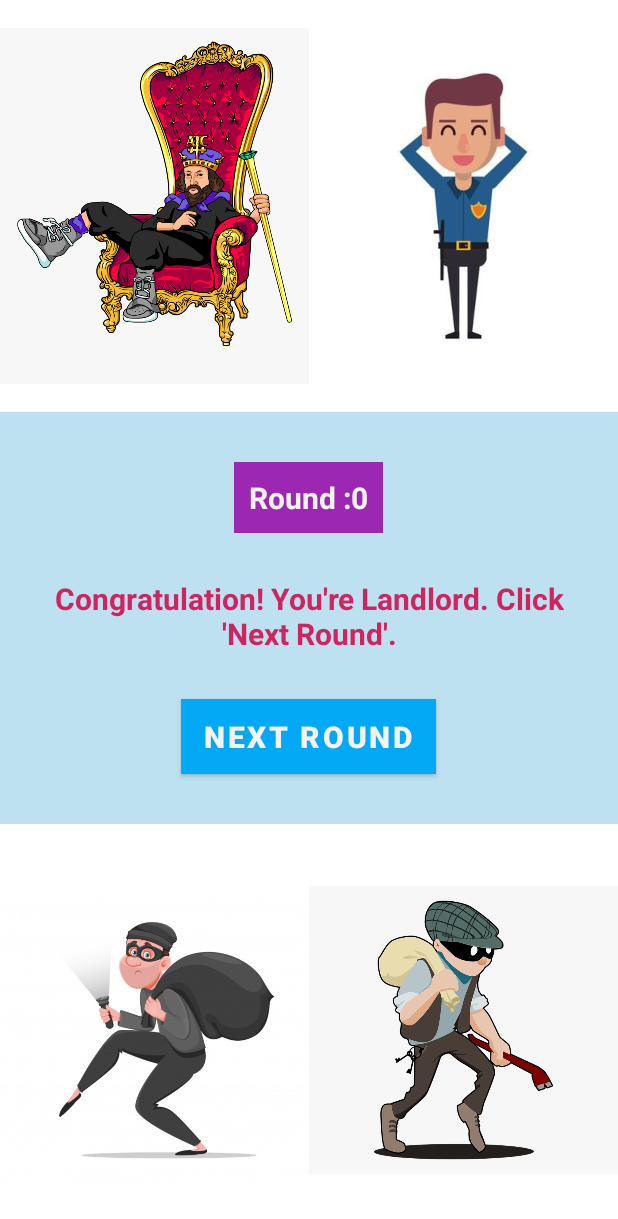
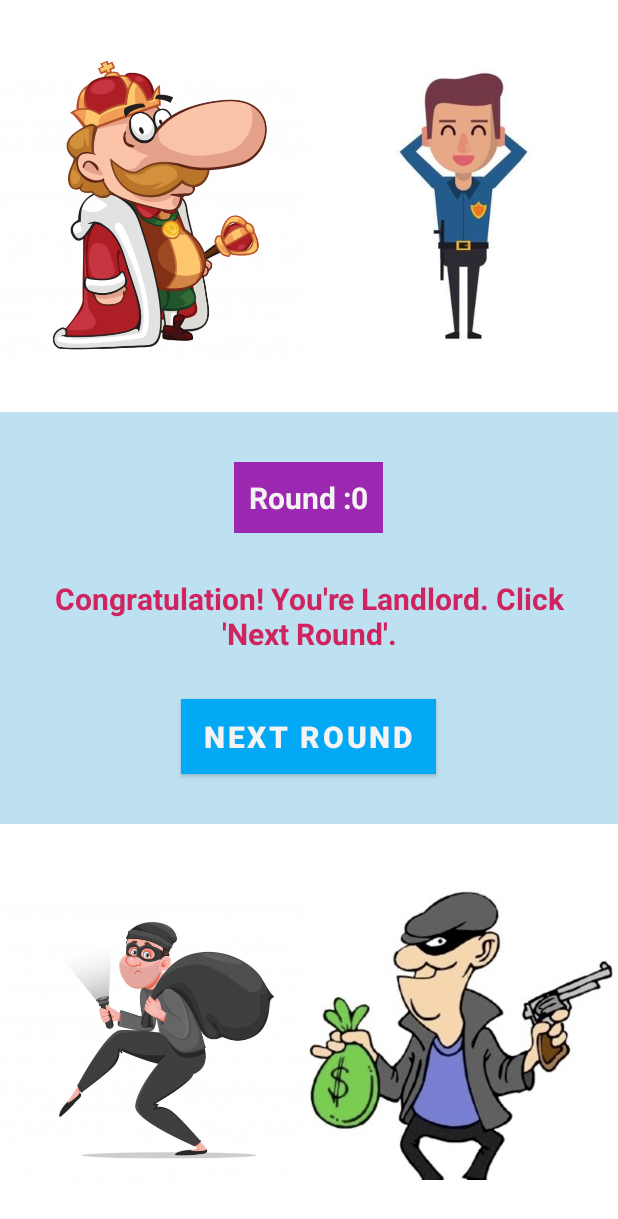
Before and after one commit to Faizun-Faria/Thief-Robber-Landlord-Police, an Android app: the GameActivity screen opened directly, with no data from a screen before it, on a phone screen of 412 x 824 dp. Shown: the top 1219 px of the screen. Run offline under Robolectric (Android 15) with nearby library versions, the light colour scheme and no system bars; our stand-ins replace Firebase (no records; nobody signed in at launch, a user with empty details on screens opened directly); 1 statement that could not run was skipped.

Commit message:
fixed some bugs and updated the images

```diff
--- a/app/src/main/java/com/faizun/thiefrobberlandlordpolice/FinalResultActivity.java
+++ b/app/src/main/java/com/faizun/thiefrobberlandlordpolice/FinalResultActivity.java
@@ -164,7 +164,6 @@ public class FinalResultActivity extends AppCompatActivity {
                         fourth_score.setText(board.getSum4()+"");
                     }
                 } catch (Exception e) {
-                    System.out.println("\n\n\n" + e.getMessage() + "\n\n\n\n");
                     Toast.makeText(FinalResultActivity.this, e.getMessage(), Toast.LENGTH_SHORT).show();
                 }
             }
--- a/app/src/main/java/com/faizun/thiefrobberlandlordpolice/GameActivity.java
+++ b/app/src/main/java/com/faizun/thiefrobberlandlordpolice/GameActivity.java
@@ -8,6 +8,7 @@ import android.os.Handler;
 import android.view.View;
 import android.widget.Button;
 import android.widget.ImageView;
+import android.widget.LinearLayout;
 import android.widget.TextView;
 import android.widget.Toast;
 
@@ -29,6 +30,7 @@ public class GameActivity extends AppCompatActivity {
     protected ImageView P3;
     protected ImageView P4;
     protected Button  next;
+    protected LinearLayout roundInfoLayout;
     protected TextView roundNo;
     protected TextView textView;
     protected Integer [] new_score = {-1,-1,-1,-1};
@@ -48,6 +50,7 @@ public class GameActivity extends AppCompatActivity {
         P2 = (ImageView) findViewById(R.id.player2);
         P3 = (ImageView) findViewById(R.id.player3);
         P4 = (ImageView) findViewById(R.id.player4);
+        roundInfoLayout = findViewById(R.id.round_info_layout);
         roundNo =  (TextView) findViewById(R.id.round_no);
         textView = (TextView) findViewById(R.id.textView);
         next = (Button) findViewById(R.id.next);
@@ -134,7 +137,7 @@ public class GameActivity extends AppCompatActivity {
                     Toast.makeText(GameActivity.this, getString(R.string.success_caught_thief_msg), Toast.LENGTH_SHORT).show();
                 }else{
                     new_score[0] = 0;
-                    Toast.makeText(GameActivity.this, getString(R.string.fail_caugth_thief_msg), Toast.LENGTH_SHORT).show();
+                    Toast.makeText(GameActivity.this, getString(R.string.fail_caught_robber_msg), Toast.LENGTH_SHORT).show();
                 }
             }
         });
@@ -155,7 +158,7 @@ public class GameActivity extends AppCompatActivity {
                     Toast.makeText(GameActivity.this, getString(R.string.success_caugth_robber_msg), Toast.LENGTH_SHORT).show();
                 }else{
                     new_score[0] = 0;
-                    Toast.makeText(GameActivity.this, getString(R.string.fail_caught_robber_msg), Toast.LENGTH_SHORT).show();
+                    Toast.makeText(GameActivity.this, getString(R.string.fail_caugth_thief_msg), Toast.LENGTH_SHORT).show();
                 }
             }
         });
@@ -196,8 +199,19 @@ public class GameActivity extends AppCompatActivity {
                     if (msg == "") {
                         msg = "Round :"+round_no;
                         roundNo.setText(msg);
+                        List<Integer> intList = Arrays.asList(mark);
+                        Collections.shuffle(intList);
+                        intList.toArray(mark);
+                        setRole(mark);
+                        setMessage();
+                        new_score[0] = mark[0];
+                        new_score[1] = mark[1];
+                        new_score[2] = mark[2];
+                        new_score[3] = mark[3];
+                        roundInfoLayout.setVisibility(View.VISIBLE);
+                        if(P1 == police) isPolice();
+                        else isLandlordRobberThief();
                     }
-
                 }
                 @Override
                 public void onCancelled(DatabaseError databaseError) {
@@ -246,24 +260,6 @@ public class GameActivity extends AppCompatActivity {
                 }
             });
 
-            List<Integer> intList = Arrays.asList(mark);
-            Collections.shuffle(intList);
-            intList.toArray(mark);
-
-            setRole(mark);
-
-
-            setMessage();
-            new_score[0] = mark[0];
-            new_score[1] = mark[1];
-            new_score[2] = mark[2];
-            new_score[3] = mark[3];
-
-            if(P1 == police) isPolice();
-            else isLandlordRobberThief();
-
-
-
         } catch (Exception e) {
             Toast.makeText(this, e.getMessage(), Toast.LENGTH_LONG).show();
         }
--- a/app/src/main/res/layout/activity_game.xml
+++ b/app/src/main/res/layout/activity_game.xml
@@ -33,6 +33,8 @@
     </LinearLayout>
 
     <LinearLayout
+        android:id="@+id/round_info_layout"
+        android:visibility="invisible"
         android:layout_width="match_parent"
         android:layout_height="match_parent"
         android:layout_weight="1"
--- a/app/src/main/res/mipmap-anydpi-v26/ic_launcher.xml
+++ b/app/src/main/res/mipmap-anydpi-v26/ic_launcher.xml
@@ -1,5 +1,5 @@
 <?xml version="1.0" encoding="utf-8"?>
 <adaptive-icon xmlns:android="http://schemas.android.com/apk/res/android">
-    <background android:drawable="@drawable/ic_launcher_background" />
+<!--    <background android:drawable="@drawable/ic_launcher_background" />-->
     <foreground android:drawable="@drawable/ic_launcher_foreground" />
 </adaptive-icon>
--- a/app/src/main/res/mipmap-anydpi-v26/ic_launcher_round.xml
+++ b/app/src/main/res/mipmap-anydpi-v26/ic_launcher_round.xml
@@ -1,5 +1,5 @@
 <?xml version="1.0" encoding="utf-8"?>
 <adaptive-icon xmlns:android="http://schemas.android.com/apk/res/android">
-    <background android:drawable="@drawable/ic_launcher_background" />
+<!--    <background android:drawable="@drawable/ic_launcher_background" />-->
     <foreground android:drawable="@drawable/ic_launcher_foreground" />
 </adaptive-icon>
```
Also changed, not shown: app/src/main/res/drawable/landlord.jpg (added), app/src/main/res/drawable/landlord.png (deleted), app/src/main/res/drawable/robber.jpg (added), app/src/main/res/drawable/robber.png (deleted), 5 other files.
